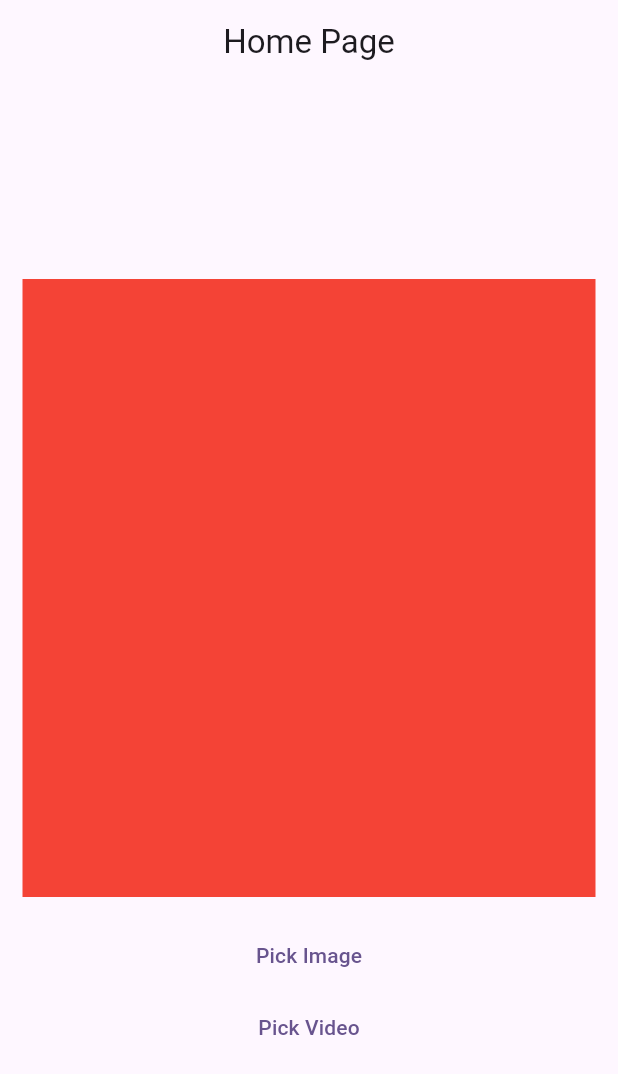
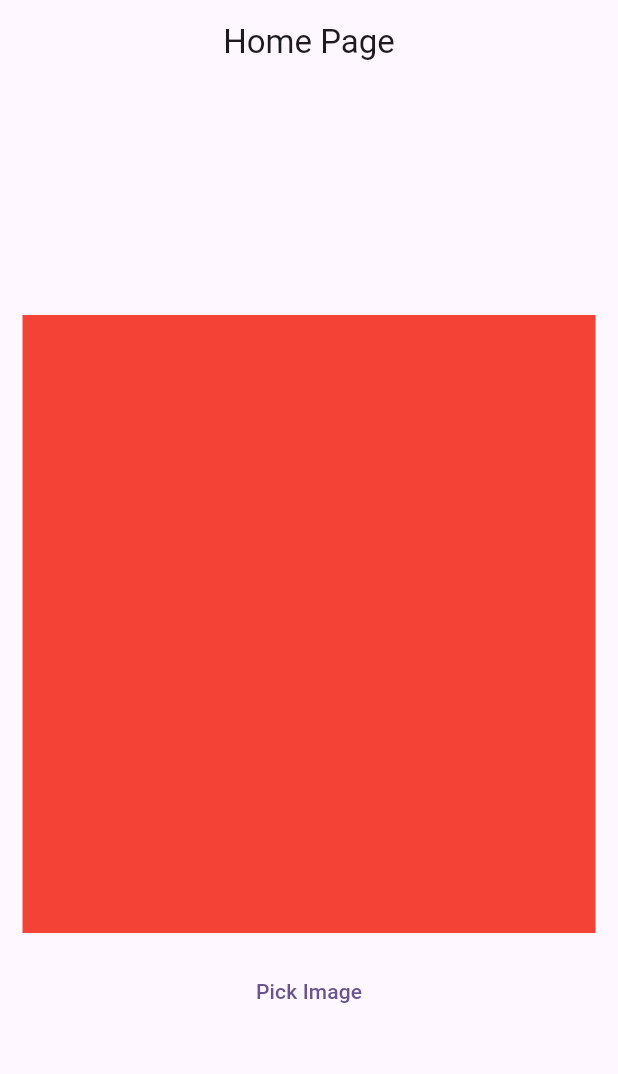
Before and after one commit to Mittal008/flutter_crop_image, a Flutter app: the screen it shows after launch, on a phone screen of 412 x 824 dp. Shown: the top 1074 px of the screen. Run offline on Flutter 3.47's test engine with Material 3 defaults, Android fonts, the phone set to English and light mode, and no system bars; our stand-ins replace image_cropper, image_picker, permission_handler.

Commit message:
final submit !!

```diff
--- a/lib/image_crop/select_image.dart
+++ b/lib/image_crop/select_image.dart
@@ -11,16 +11,15 @@ class SelectImage extends StatefulWidget {
 }
 
 class _SelectImageState extends State<SelectImage> {
-  var size, height, width;
+  var height = 0.0, width = 0.0;
 
   File? image;
 
   @override
   Widget build(BuildContext context) {
     // getting the size of the window
-    size = MediaQuery.of(context).size;
-    height = size.height;
-    width = size.width;
+    height = MediaQuery.of(context).size.height;
+    width = MediaQuery.of(context).size.width;
 
     return Scaffold(
       appBar: AppBar(centerTitle: true, title: const Text('Home Page')),
@@ -52,10 +51,6 @@ class _SelectImageState extends State<SelectImage> {
                 });
               },
               child: const Text('Pick Image')),
-
-
-          //for video
-          TextButton(onPressed: () {}, child: const Text('Pick Video'))
         ],
       ),
     );
--- a/lib/main.dart
+++ b/lib/main.dart
@@ -1,9 +1,10 @@
-
 import 'dart:io';
 
 import 'package:flutter/material.dart';
 import 'package:permission_handler/permission_handler.dart';
 import 'image_crop/select_image.dart';
+
+get getContext => GlobalKey<NavigatorState>().currentState?.overlay?.context;
 
 void main() {
   runApp(const MyApp());
@@ -12,28 +13,41 @@ void main() {
 
 Future<bool?> checkPermission() async {
   if (Platform.isAndroid) {
-    Map<Permission, PermissionStatus> statues = await [Permission.camera, Permission.photos].request();
+    Map<Permission, PermissionStatus> statues =
+        await [Permission.camera, Permission.photos].request();
     PermissionStatus? statusCamera = statues[Permission.camera];
 
     PermissionStatus? statusPhotos = statues[Permission.photos];
-    bool isGranted = statusCamera == PermissionStatus.granted && statusPhotos == PermissionStatus.granted;
+    bool isGranted = statusCamera == PermissionStatus.granted &&
+        statusPhotos == PermissionStatus.granted;
     if (isGranted) {
       return true;
     }
-    bool isPermanentlyDenied = statusCamera == PermissionStatus.permanentlyDenied || statusPhotos == PermissionStatus.permanentlyDenied;
+    bool isPermanentlyDenied =
+        statusCamera == PermissionStatus.permanentlyDenied ||
+            statusPhotos == PermissionStatus.permanentlyDenied;
     if (isPermanentlyDenied) {
       return false;
     }
   } else {
-    Map<Permission, PermissionStatus> statues = await [Permission.camera, Permission.storage, Permission.photos].request();
+    Map<Permission, PermissionStatus> statues = await [
+      Permission.camera,
+      Permission.storage,
+      Permission.photos
+    ].request();
     PermissionStatus? statusCamera = statues[Permission.camera];
     PermissionStatus? statusStorage = statues[Permission.storage];
     PermissionStatus? statusPhotos = statues[Permission.photos];
-    bool isGranted = statusCamera == PermissionStatus.granted && statusStorage == PermissionStatus.granted && statusPhotos == PermissionStatus.granted;
+    bool isGranted = statusCamera == PermissionStatus.granted &&
+        statusStorage == PermissionStatus.granted &&
+        statusPhotos == PermissionStatus.granted;
     if (isGranted) {
       return true;
     }
-    bool isPermanentlyDenied = statusCamera == PermissionStatus.permanentlyDenied || statusStorage == PermissionStatus.permanentlyDenied || statusPhotos == PermissionStatus.permanentlyDenied;
+    bool isPermanentlyDenied =
+        statusCamera == PermissionStatus.permanentlyDenied ||
+            statusStorage == PermissionStatus.permanentlyDenied ||
+            statusPhotos == PermissionStatus.permanentlyDenied;
     if (isPermanentlyDenied) {
       return false;
     }
@@ -44,11 +58,6 @@ Future<bool?> checkPermission() async {
 class MyApp extends StatelessWidget {
   const MyApp({super.key});
 
-
-
-
-
-
   @override
   Widget build(BuildContext context) {
     return MaterialApp(
@@ -57,7 +66,7 @@ class MyApp extends StatelessWidget {
         colorScheme: ColorScheme.fromSeed(seedColor: Colors.deepPurple),
         useMaterial3: true,
       ),
-      home: SelectImage(),
+      home: const SelectImage(),
     );
   }
 }
```
Also changed, not shown: lib/image_crop/pick_crop.dart (+12 -11 lines).
